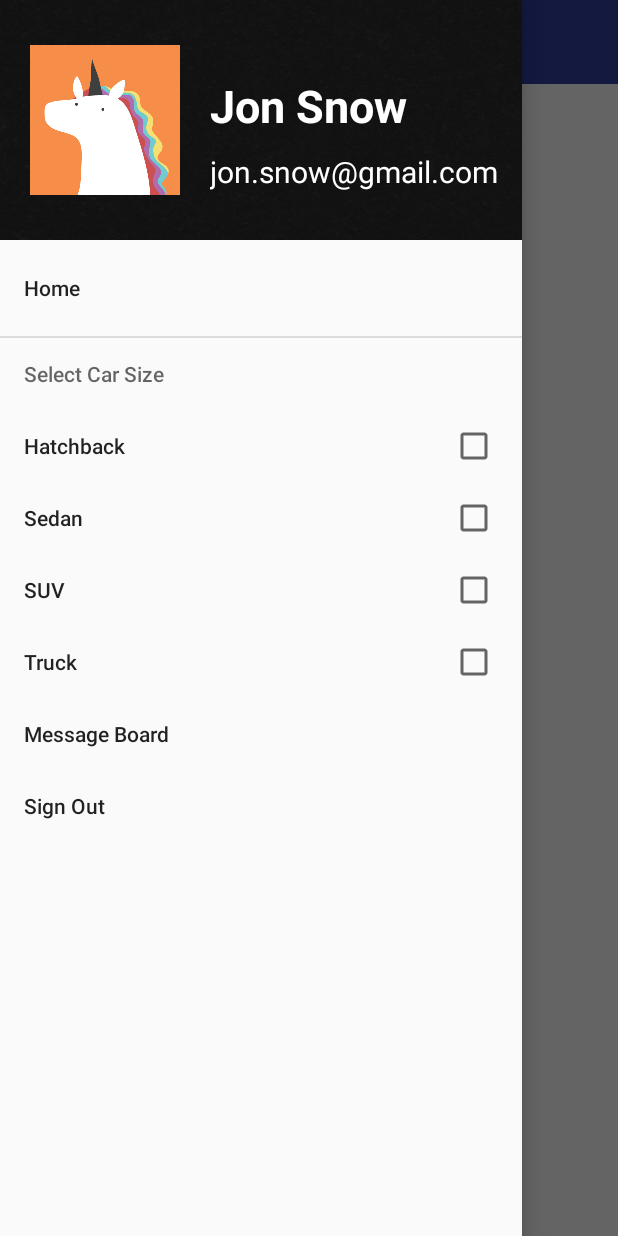
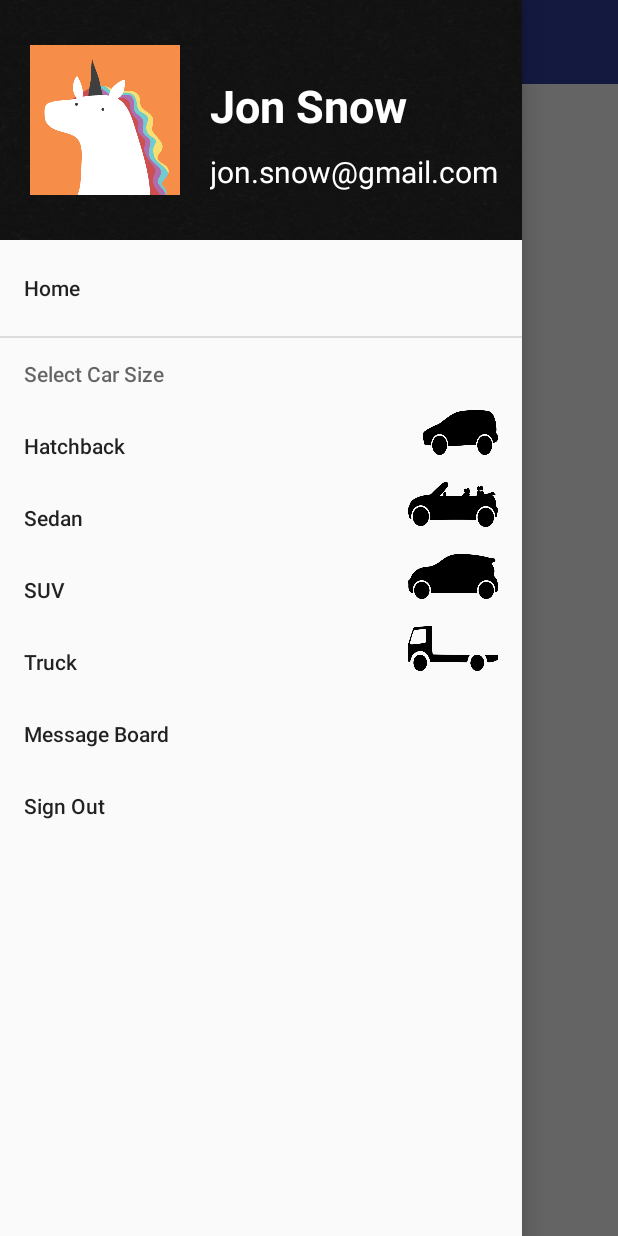
Before and after one commit to javeria2/CS465, an Android app: the screen it shows after launch (MainActivity), with the side drawer open, on a phone screen of 412 x 824 dp. Run offline under Robolectric (Android 15) with nearby library versions, the light colour scheme and no system bars.

Commit message:
images added to select car sizes

```diff
--- a/app/src/main/java/edu/illinois/cs465/parkingpterodactyl/MainActivity.java
+++ b/app/src/main/java/edu/illinois/cs465/parkingpterodactyl/MainActivity.java
@@ -1,15 +1,20 @@
 package edu.illinois.cs465.parkingpterodactyl;
 
+import android.content.Context;
+import android.content.DialogInterface;
 import android.support.annotation.NonNull;
 import android.support.annotation.Nullable;
 import android.support.design.widget.NavigationView;
 import android.support.v4.app.FragmentTransaction;
 import android.support.v4.widget.DrawerLayout;
 import android.support.v7.app.ActionBarDrawerToggle;
+import android.support.v7.app.AlertDialog;
 import android.support.v7.app.AppCompatActivity;
 import android.os.Bundle;
 import android.support.v7.widget.Toolbar;
 import android.view.MenuItem;
+import android.view.View;
+import android.widget.Button;
 
 public class MainActivity extends AppCompatActivity {
     Toolbar toolbar;
--- /dev/null
+++ b/app/src/main/res/layout/hatchback_button.xml
@@ -0,0 +1,14 @@
+<!--<CheckBox-->
+<!--xmlns:android="http://schemas.android.com/apk/res/android"-->
+<!--android:layout_width="wrap_content"-->
+<!--android:layout_height="match_parent"-->
+<!--android:checked="false"-->
+<!--/>-->
+<Button
+    xmlns:android="http://schemas.android.com/apk/res/android"
+    android:layout_height="30dp"
+    android:layout_width="50dp"
+    android:background="@drawable/hatchback"
+    android:id="@+id/truck_button"
+    />
+    <!--android:drawableRight="@drawable/avatar"-->
--- /dev/null
+++ b/app/src/main/res/layout/sedan_button.xml
@@ -0,0 +1,14 @@
+<!--<CheckBox-->
+<!--xmlns:android="http://schemas.android.com/apk/res/android"-->
+<!--android:layout_width="wrap_content"-->
+<!--android:layout_height="match_parent"-->
+<!--android:checked="false"-->
+<!--/>-->
+<Button
+    xmlns:android="http://schemas.android.com/apk/res/android"
+    android:layout_height="30dp"
+    android:layout_width="60dp"
+    android:background="@drawable/sedan"
+    android:id="@+id/truck_button"
+    />
+    <!--android:drawableRight="@drawable/avatar"-->
--- /dev/null
+++ b/app/src/main/res/layout/suv_button.xml
@@ -0,0 +1,14 @@
+<!--<CheckBox-->
+<!--xmlns:android="http://schemas.android.com/apk/res/android"-->
+<!--android:layout_width="wrap_content"-->
+<!--android:layout_height="match_parent"-->
+<!--android:checked="false"-->
+<!--/>-->
+<Button
+    xmlns:android="http://schemas.android.com/apk/res/android"
+    android:layout_height="30dp"
+    android:layout_width="60dp"
+    android:background="@drawable/suv"
+    android:id="@+id/truck_button"
+    />
+    <!--android:drawableRight="@drawable/avatar"-->
--- /dev/null
+++ b/app/src/main/res/layout/truck_button.xml
@@ -0,0 +1,14 @@
+<!--<CheckBox-->
+    <!--xmlns:android="http://schemas.android.com/apk/res/android"-->
+    <!--android:layout_width="wrap_content"-->
+    <!--android:layout_height="match_parent"-->
+    <!--android:checked="false"-->
+    <!--/>-->
+<Button
+    xmlns:android="http://schemas.android.com/apk/res/android"
+     android:layout_height="30dp"
+     android:layout_width="60dp"
+     android:background="@drawable/truck"
+     android:id="@+id/truck_button"
+    />
+    <!--android:drawableRight="@drawable/avatar"-->
--- a/app/src/main/res/layout/widget_check.xml
+++ /dev/null
@@ -1,9 +0,0 @@
-<CheckBox
-    xmlns:android="http://schemas.android.com/apk/res/android"
-    android:layout_width="wrap_content"
-    android:layout_height="match_parent"
-    android:checked="false"
-    />
-
-    <!--android:button="@drawable/custom_drawable_checkbox"-->
-    <!--android:drawableRight="@drawable/avatar"-->
--- a/app/src/main/res/menu/drawer_menu.xml
+++ b/app/src/main/res/menu/drawer_menu.xml
@@ -13,16 +13,16 @@
             <menu>
                 <item
                     android:title="Hatchback"
-                    app:actionLayout="@layout/widget_check" />
+                    app:actionLayout="@layout/hatchback_button" />
                 <item
                     android:title="Sedan"
-                    app:actionLayout="@layout/widget_check" />
+                    app:actionLayout="@layout/sedan_button" />
                 <item
                     android:title="SUV"
-                    app:actionLayout="@layout/widget_check" />
+                    app:actionLayout="@layout/suv_button" />
                 <item
                     android:title="Truck"
-                    app:actionLayout="@layout/widget_check" />
+                    app:actionLayout="@layout/truck_button" />
             </menu>
         </item>
 
```
Also changed, not shown: app/src/main/res/drawable/hatchback.png (added), app/src/main/res/drawable/sedan.png (added), app/src/main/res/drawable/suv.png (added).
